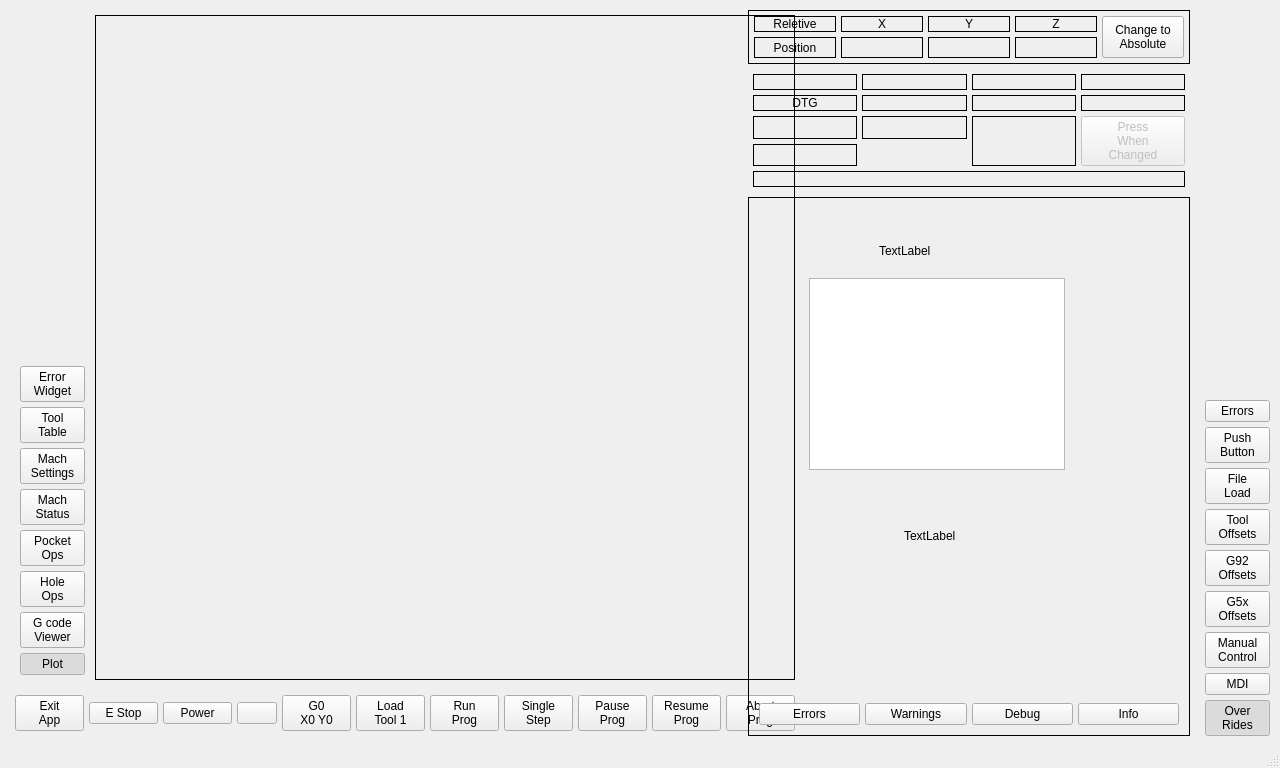
This is mill_touch_v6/ui/mainwindow.ui in jethornton/mill_touch_v6 as Qt 5 draws it before an edit. The edited form follows.
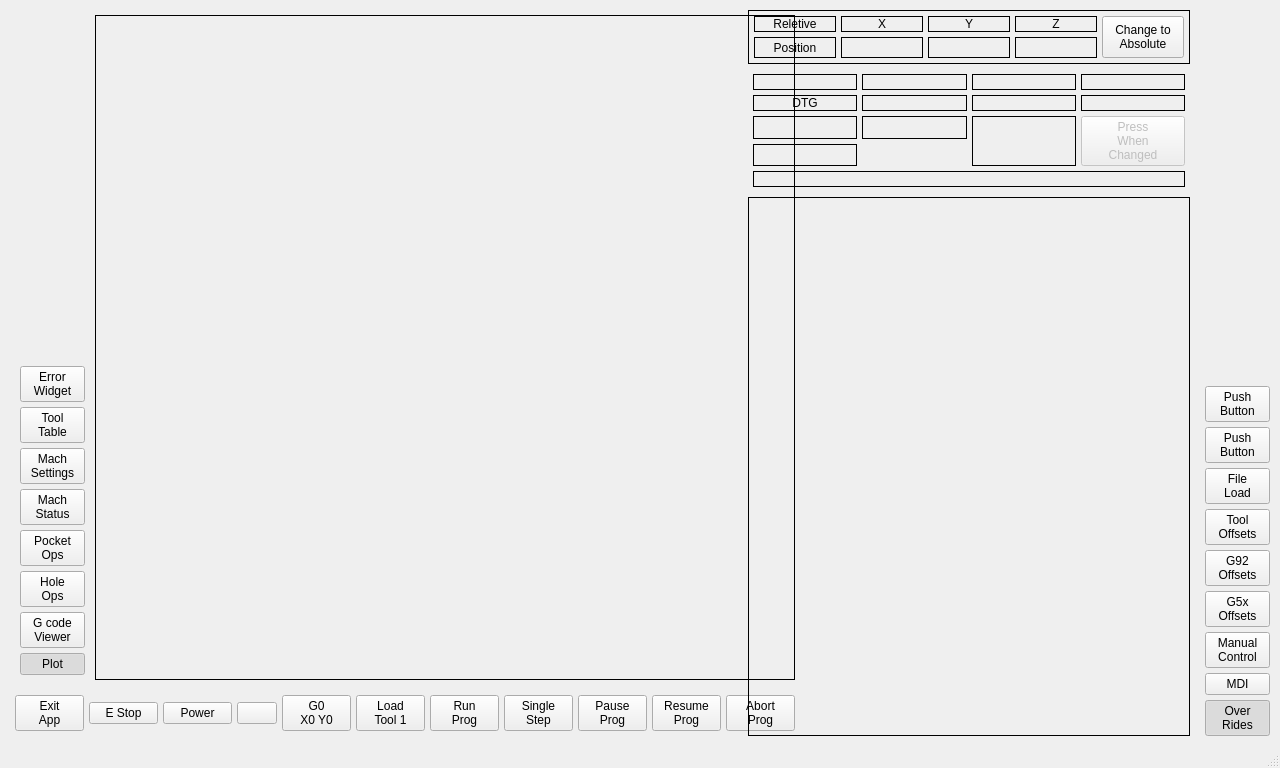
This is the edited form. The open tabs and pages were chosen to show the change. Custom widgets are drawn as their Qt base class.

Commit message: use notification widget

```diff
--- a/mill_touch_v6/ui/mainwindow.ui
+++ b/mill_touch_v6/ui/mainwindow.ui
@@ -6824,183 +6824,7 @@
          </widget>
          <widget class="QWidget" name="page_36"/>
          <widget class="QWidget" name="page_37">
-          <layout class="QVBoxLayout" name="verticalLayout_12">
-           <item>
-            <widget class="QStackedWidget" name="notifyStkWidget">
-             <property name="currentIndex">
-              <number>0</number>
-             </property>
-             <widget class="QWidget" name="page_38">
-              <layout class="QVBoxLayout" name="verticalLayout_19">
-               <item>
-                <widget class="QListWidget" name="errorList"/>
-               </item>
-              </layout>
-             </widget>
-             <widget class="QWidget" name="page_39">
-              <widget class="QListWidget" name="warningList">
-               <property name="geometry">
-                <rect>
-                 <x>50</x>
-                 <y>80</y>
-                 <width>256</width>
-                 <height>192</height>
-                </rect>
-               </property>
-              </widget>
-              <widget class="QLabel" name="label_3">
-               <property name="geometry">
-                <rect>
-                 <x>150</x>
-                 <y>305</y>
-                 <width>61</width>
-                 <height>15</height>
-                </rect>
-               </property>
-               <property name="text">
-                <string>TextLabel</string>
-               </property>
-              </widget>
-             </widget>
-             <widget class="QWidget" name="page_40">
-              <widget class="QListWidget" name="debugList">
-               <property name="geometry">
-                <rect>
-                 <x>50</x>
-                 <y>70</y>
-                 <width>256</width>
-                 <height>192</height>
-                </rect>
-               </property>
-              </widget>
-              <widget class="QLabel" name="label_9">
-               <property name="geometry">
-                <rect>
-                 <x>135</x>
-                 <y>40</y>
-                 <width>61</width>
-                 <height>15</height>
-                </rect>
-               </property>
-               <property name="text">
-                <string>TextLabel</string>
-               </property>
-              </widget>
-             </widget>
-             <widget class="QWidget" name="page_41">
-              <widget class="QListWidget" name="infoList">
-               <property name="geometry">
-                <rect>
-                 <x>55</x>
-                 <y>75</y>
-                 <width>256</width>
-                 <height>192</height>
-                </rect>
-               </property>
-              </widget>
-              <widget class="QLabel" name="label_10">
-               <property name="geometry">
-                <rect>
-                 <x>125</x>
-                 <y>40</y>
-                 <width>61</width>
-                 <height>15</height>
-                </rect>
-               </property>
-               <property name="text">
-                <string>TextLabel</string>
-               </property>
-              </widget>
-              <widget class="QLabel" name="label_12">
-               <property name="geometry">
-                <rect>
-                 <x>150</x>
-                 <y>325</y>
-                 <width>61</width>
-                 <height>15</height>
-                </rect>
-               </property>
-               <property name="text">
-                <string>TextLabel</string>
-               </property>
-              </widget>
-             </widget>
-            </widget>
-           </item>
-           <item>
-            <widget class="QWidget" name="horizontalWidget" native="true">
-             <layout class="QHBoxLayout" name="horizontalLayout_12">
-              <property name="spacing">
-               <number>5</number>
-              </property>
-              <property name="leftMargin">
-               <number>5</number>
-              </property>
-              <property name="topMargin">
-               <number>5</number>
-              </property>
-              <property name="rightMargin">
-               <number>5</number>
-              </property>
-              <property name="bottomMargin">
-               <number>5</number>
-              </property>
-              <item>
-               <widget class="QPushButton" name="pushButton_150">
-                <property name="text">
-                 <string>Errors</string>
-                </property>
-                <property name="page" stdset="0">
-                 <number>0</number>
-                </property>
-                <attribute name="buttonGroup">
-                 <string notr="true">notifyNavBtns</string>
-                </attribute>
-               </widget>
-              </item>
-              <item>
-               <widget class="QPushButton" name="pushButton_146">
-                <property name="text">
-                 <string>Warnings</string>
-                </property>
-                <property name="page" stdset="0">
-                 <number>1</number>
-                </property>
-                <attribute name="buttonGroup">
-                 <string notr="true">notifyNavBtns</string>
-                </attribute>
-               </widget>
-              </item>
-              <item>
-               <widget class="QPushButton" name="pushButton_145">
-                <property name="text">
-                 <string>Debug</string>
-                </property>
-                <property name="page" stdset="0">
-                 <number>2</number>
-                </property>
-                <attribute name="buttonGroup">
-                 <string notr="true">notifyNavBtns</string>
-                </attribute>
-               </widget>
-              </item>
-              <item>
-               <widget class="QPushButton" name="pushButton_140">
-                <property name="text">
-                 <string>Info</string>
-                </property>
-                <property name="page" stdset="0">
-                 <number>3</number>
-                </property>
-                <attribute name="buttonGroup">
-                 <string notr="true">notifyNavBtns</string>
-                </attribute>
-               </widget>
-              </item>
-             </layout>
-            </widget>
-           </item>
-          </layout>
+          <layout class="QVBoxLayout" name="verticalLayout_12"/>
          </widget>
         </widget>
        </item>
@@ -7047,7 +6871,8 @@
        <item>
         <widget class="QPushButton" name="pushButton_20">
          <property name="text">
-          <string>Errors</string>
+          <string>Push
+Button</string>
          </property>
          <property name="checkable">
           <bool>true</bool>
@@ -7300,6 +7125,11 @@
    <extends>QPushButton</extends>
    <header>qtpyvcp.widgets.button_widgets.action_button</header>
   </customwidget>
+  <customwidget>
+   <class>NotificationWidget</class>
+   <extends>QWidget</extends>
+   <header>qtpyvcp.widgets.display_widgets.notification_widget</header>
+  </customwidget>
  </customwidgets>
  <resources/>
  <connections>
```
Left out of the diff: 8 changed lines with no effect on the pictures.
